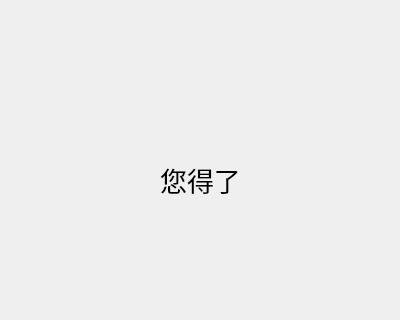
Old version of the form mainwindow.ui in the repository HowLeeHi/Reciter; both pictures show x 0 to 400 and y 109 to 429 of the 400 by 600 pixel window.
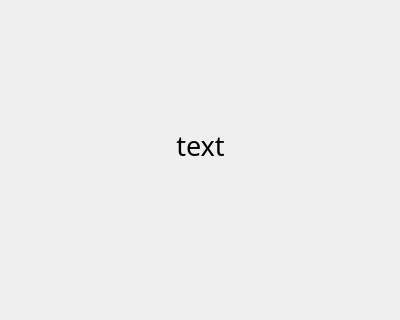
New version of the form.

Commit message: - 修复了选项重复的bug 	选项重复是因为少加了一个break

Diff of the .ui file:
```diff
--- a/mainwindow.ui
+++ b/mainwindow.ui
@@ -944,15 +944,44 @@
        </widget>
       </widget>
       <widget class="QWidget" name="page_6">
-       <widget class="QLabel" name="grade">
+       <widget class="QWidget" name="">
         <property name="geometry">
          <rect>
           <x>20</x>
-          <y>150</y>
+          <y>30</y>
           <width>361</width>
-          <height>181</height>
+          <height>351</height>
          </rect>
         </property>
+        <layout class="QGridLayout" name="gridLayout_8">
+         <item row="2" column="0">
+          <spacer name="verticalSpacer_7">
+           <property name="orientation">
+            <enum>Qt::Vertical</enum>
+           </property>
+           <property name="sizeHint" stdset="0">
+            <size>
+             <width>20</width>
+             <height>40</height>
+            </size>
+           </property>
+          </spacer>
+         </item>
+         <item row="0" column="0">
+          <spacer name="verticalSpacer_8">
+           <property name="orientation">
+            <enum>Qt::Vertical</enum>
+           </property>
+           <property name="sizeHint" stdset="0">
+            <size>
+             <width>20</width>
+             <height>40</height>
+            </size>
+           </property>
+          </spacer>
+         </item>
+         <item row="1" column="0">
+          <widget class="QLabel" name="grade">
         <property name="font">
          <font>
           <family>黑体</family>
@@ -960,8 +989,11 @@
          </font>
         </property>
         <property name="text">
-         <string>&lt;html&gt;&lt;head/&gt;&lt;body&gt;&lt;p align=&quot;center&quot;&gt;您得了&lt;/p&gt;&lt;/body&gt;&lt;/html&gt;</string>
-        </property>
+            <string>&lt;html&gt;&lt;head/&gt;&lt;body&gt;&lt;p align=&quot;center&quot;&gt;text&lt;/p&gt;&lt;/body&gt;&lt;/html&gt;</string>
+           </property>
+          </widget>
+         </item>
+        </layout>
        </widget>
       </widget>
       <widget class="QWidget" name="page_8">
```
Lines whose indentation alone changed are shown as unchanged. The commit also changes 2 other files.
